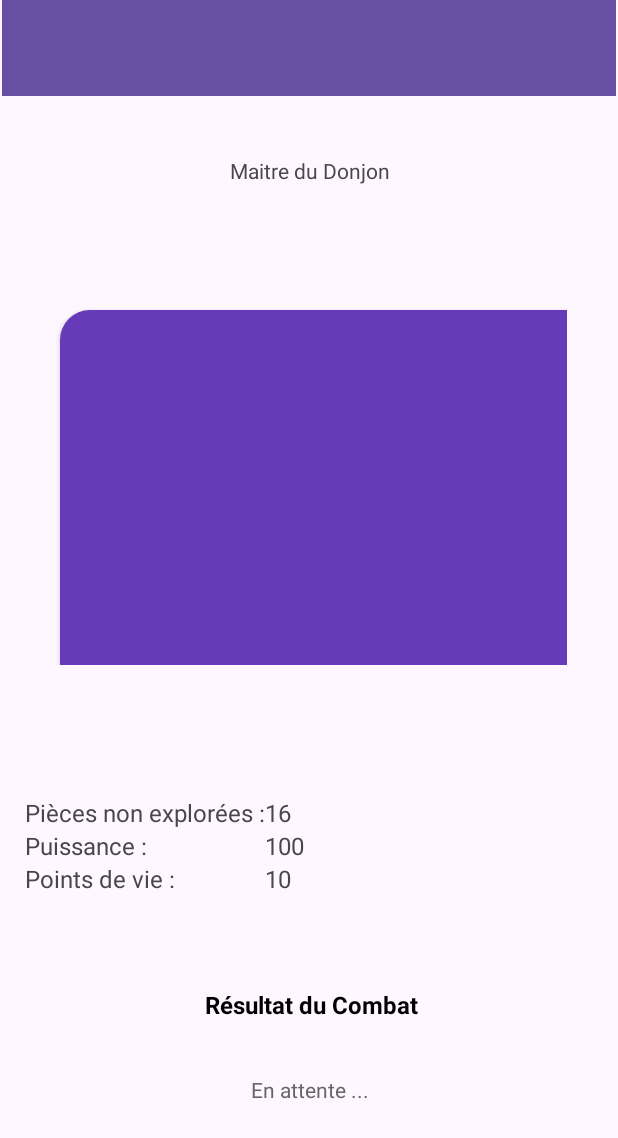
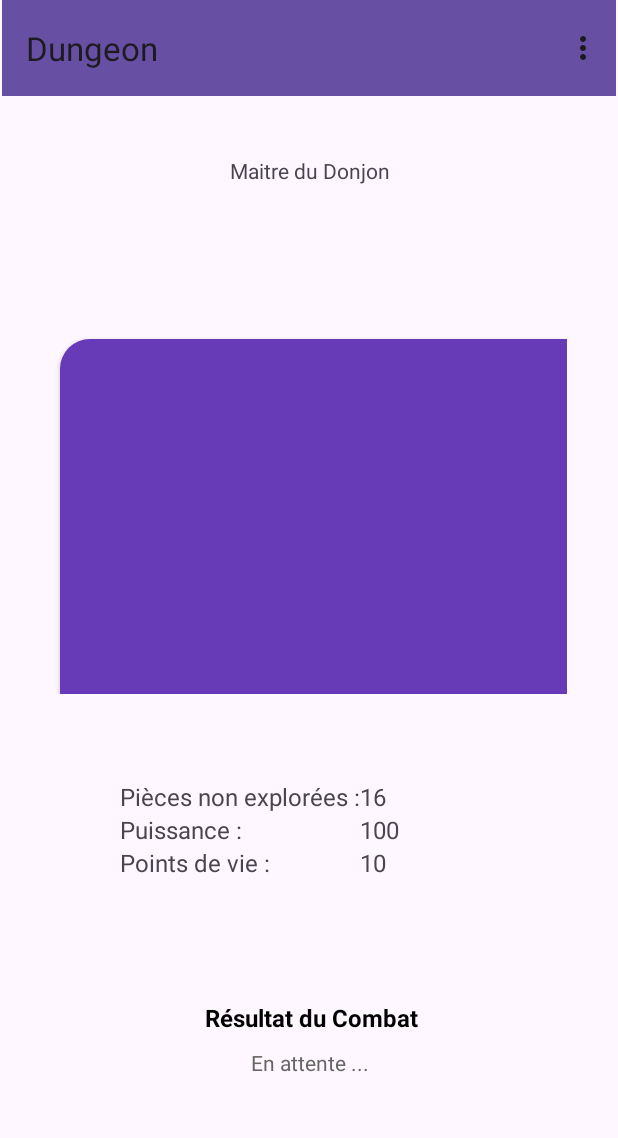
Before and after one commit to TherenceEspoir/dungeon-master, an Android app: the screen it shows after launch (MainActivity), on a phone screen of 412 x 824 dp. Shown: the top 1138 px of the screen. Run offline under Robolectric (Android 15) with nearby library versions, the phone set to English and light mode, and no system bars.

Commit message:
ajout du menu

```diff
--- a/app/src/main/java/com/example/dungeon/MainActivity.java
+++ b/app/src/main/java/com/example/dungeon/MainActivity.java
@@ -26,7 +26,12 @@ public class MainActivity extends AppCompatActivity {
 package com.example.dungeon;
 
 import android.os.Bundle;
+import android.view.Menu;
+import android.view.MenuInflater;
+import android.view.MenuItem;
 import android.widget.Button;
+
+import androidx.appcompat.widget.Toolbar;
 import androidx.gridlayout.widget.GridLayout;
 import android.widget.Toast;
 
@@ -38,7 +43,8 @@ public class MainActivity extends AppCompatActivity {
     protected void onCreate(Bundle savedInstanceState) {
         super.onCreate(savedInstanceState);
         setContentView(R.layout.activity_main);
-
+        Toolbar toolbar = findViewById(R.id.toolbar);
+        setSupportActionBar(toolbar);
         // Récupérer le GridLayout
         GridLayout gridLayout = findViewById(R.id.grid);
 
@@ -79,4 +85,37 @@ public class MainActivity extends AppCompatActivity {
             gridLayout.addView(button);
         }
     }
+
+    // Charger le menu d'options
+    @Override
+    public boolean onCreateOptionsMenu(Menu menu) {
+        MenuInflater inflater = getMenuInflater();
+        inflater.inflate(R.menu.main_menu,menu);
+        return true;
+    }
+
+    @Override
+    public boolean onOptionsItemSelected(MenuItem item)
+    {
+        int id = item.getItemId();
+
+        if(id==R.id.action_restart)
+        {
+            Toast.makeText(this, "Partie redémarrée !", Toast.LENGTH_SHORT).show();
+            restartGame();
+            return true;
+        } else if (id==R.id.action_quit) {
+            Toast.makeText(this, "Application quittée !", Toast.LENGTH_SHORT).show();
+            finish(); // Ferme l'application
+            return true;
+        }
+        else {
+            return super.onOptionsItemSelected(item);
+        }
+    }
+
+    private void restartGame() {
+        // Ajoute ici ta logique pour réinitialiser la partie
+        Toast.makeText(this, "Recommencer la partie (ajouter la logique) !", Toast.LENGTH_SHORT).show();
+    }
 }
--- a/app/src/main/res/layout/activity_main.xml
+++ b/app/src/main/res/layout/activity_main.xml
@@ -48,17 +48,16 @@
 
     <TableLayout
         android:id="@+id/tablelayout"
-        android:layout_width="379dp"
+        android:layout_width="0dp"
         android:layout_height="wrap_content"
-        android:layout_marginLeft="75dp"
-        android:layout_marginTop="50dp"
-        android:layout_marginRight="75dp"
-        android:layout_marginBottom="50dp"
+        android:layout_marginStart="80dp"
+        android:layout_marginEnd="80dp"
         app:layout_constraintBottom_toTopOf="@id/linear_layout_infos"
-        app:layout_constraintLeft_toLeftOf="parent"
-        app:layout_constraintRight_toRightOf="parent"
+        app:layout_constraintEnd_toEndOf="parent"
+        app:layout_constraintStart_toStartOf="parent"
         app:layout_constraintTop_toBottomOf="@id/grid">
 
+        <!-- Ligne 1 -->
         <TableRow>
 
             <TextView
@@ -75,6 +74,7 @@
                 android:textSize="16sp" />
         </TableRow>
 
+        <!-- Ligne 2 -->
         <TableRow>
 
             <TextView
@@ -91,7 +91,7 @@
                 android:textSize="16sp" />
         </TableRow>
 
-        <!-- Ligne pour "Points de vie" -->
+        <!-- Ligne 3 -->
         <TableRow>
 
             <TextView
@@ -107,15 +107,15 @@
                 android:text="10"
                 android:textSize="16sp" />
         </TableRow>
+    </TableLayout>
 
-
-    </TableLayout>
 
     <androidx.constraintlayout.widget.ConstraintLayout
         android:id="@+id/linear_layout_infos"
         android:layout_width="415dp"
-        android:layout_height="93dp"
-        android:layout_marginBottom="60dp"
+        android:layout_height="60dp"
+        android:layout_marginTop="50dp"
+        android:layout_marginBottom="65dp"
         app:layout_constraintBottom_toBottomOf="parent"
         app:layout_constraintHorizontal_bias="0.0"
         app:layout_constraintLeft_toLeftOf="parent"
@@ -139,7 +139,6 @@
             android:id="@+id/tv_resultat_message"
             android:layout_width="wrap_content"
             android:layout_height="wrap_content"
-            android:layout_marginTop="20dp"
             android:text="En attente ..."
             android:textColor="#666666"
             android:textSize="14sp"
--- /dev/null
+++ b/app/src/main/res/menu/main_menu.xml
@@ -0,0 +1,13 @@
+<?xml version="1.0" encoding="utf-8"?>
+<menu xmlns:app="http://schemas.android.com/apk/res-auto"
+    xmlns:android="http://schemas.android.com/apk/res/android">
+
+    <item
+        android:id="@+id/action_restart"
+        android:title="Recommencer"
+        app:showAsAction="never" />
+    <item
+        android:id="@+id/action_quit"
+        android:title="Quitter"
+        app:showAsAction="never" />
+</menu>
```
